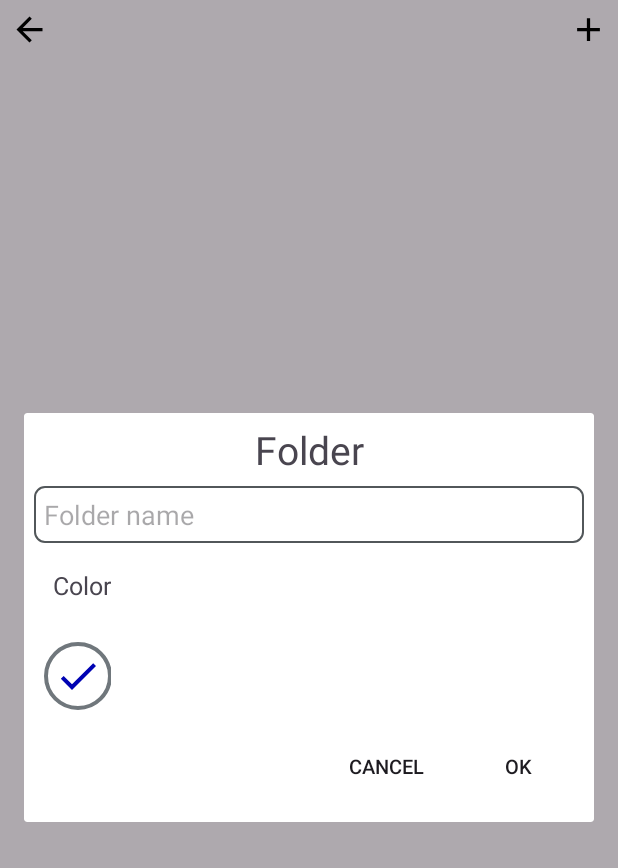
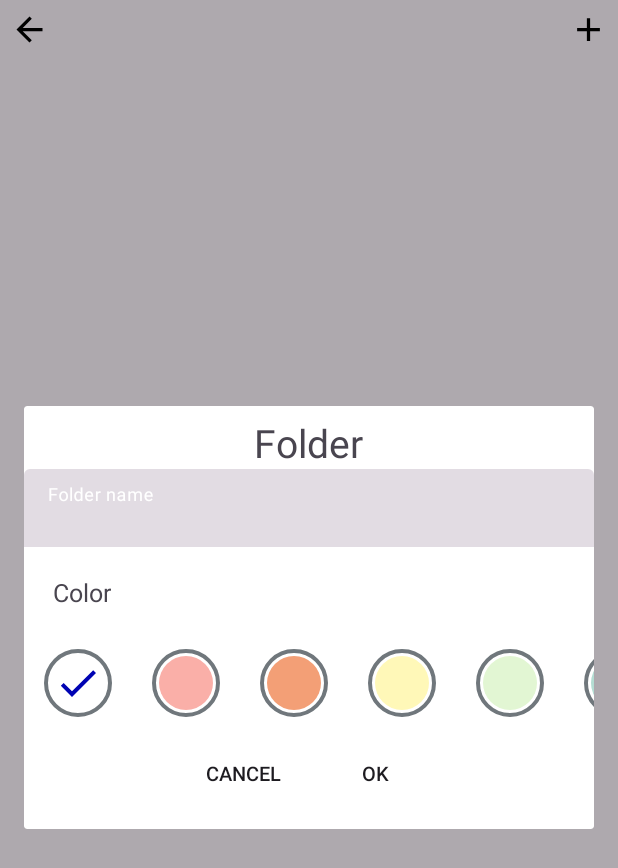
Before and after one commit to GroupXAndroid/SimpleNote, an Android app: the FolderActivity screen opened directly, with no data from a screen before it, after a tap on "SimpleNote", on a phone screen of 412 x 824 dp. Shown: the top 868 px of the screen. Run offline under Robolectric (Android 15) with nearby library versions, the phone set to English and light mode, and no system bars; our stand-ins replace Room's generated code, sdp/ssp sizes.

Commit message:
Fix material theme

```diff
--- a/app/src/main/res/layout/dialog_edit_folder.xml
+++ b/app/src/main/res/layout/dialog_edit_folder.xml
@@ -1,11 +1,18 @@
 <?xml version="1.0" encoding="utf-8"?>
-<androidx.constraintlayout.widget.ConstraintLayout xmlns:android="http://schemas.android.com/apk/res/android"
+<RelativeLayout xmlns:android="http://schemas.android.com/apk/res/android"
     xmlns:app="http://schemas.android.com/apk/res-auto"
     android:layout_width="match_parent"
     android:layout_height="match_parent"
+    android:gravity="center_horizontal"
+    android:orientation="vertical"
     android:paddingTop="@dimen/_5sdp"
-    android:paddingBottom="@dimen/_10sdp"
-    >
+    android:paddingBottom="@dimen/_10sdp">
+
+    <LinearLayout
+        android:layout_width="match_parent"
+        android:layout_height="wrap_content"
+        android:gravity="center_horizontal"
+        android:orientation="vertical">
 
         <TextView
             android:id="@+id/textViewEditFolder"
@@ -13,62 +20,64 @@
             android:layout_height="wrap_content"
             android:gravity="center"
             android:text="Folder"
+            android:textSize="@dimen/_20ssp"
             app:layout_constraintEnd_toEndOf="parent"
             app:layout_constraintStart_toStartOf="parent"
-        app:layout_constraintTop_toTopOf="parent"
-        android:textSize="@dimen/_20ssp"/>
+            app:layout_constraintTop_toTopOf="parent" />
 
-    <EditText
-        android:id="@+id/edittextEditFolder"
-        android:minWidth="@dimen/_300sdp"
+        <com.google.android.material.textfield.TextInputLayout
+            android:id="@+id/textViewEditText"
+            style="@style/Widget.MaterialComponents.TextInputLayout.FilledBox.Dense"
             android:layout_width="match_parent"
             android:layout_height="wrap_content"
-        android:layout_margin="@dimen/_5sdp"
-        android:background="@drawable/background_input"
+            app:layout_constraintEnd_toEndOf="parent"
+            app:layout_constraintStart_toStartOf="parent"
+            app:layout_constraintTop_toBottomOf="@+id/textViewEditFolder">
+
+            <com.google.android.material.textfield.TextInputEditText
+                android:id="@+id/edittextEditFolder"
+                android:layout_width="match_parent"
+                android:layout_height="wrap_content"
                 android:hint="@string/folder_name"
                 android:importantForAutofill="no"
-        android:inputType="text"
-        android:padding="@dimen/_5sdp"
-        app:layout_constraintEnd_toEndOf="parent"
-        app:layout_constraintStart_toStartOf="parent"
-        app:layout_constraintTop_toBottomOf="@+id/textViewEditFolder" />
+                android:inputType="text" />
+        </com.google.android.material.textfield.TextInputLayout>
 
         <include
             android:id="@+id/layoutFolderDialogColorChooser"
             layout="@layout/layout_color"
             android:layout_width="match_parent"
             android:layout_height="wrap_content"
-        app:layout_constraintTop_toBottomOf="@id/edittextEditFolder"
-        />
+            app:layout_constraintTop_toBottomOf="@id/edittextEditFolder" />
 
         <LinearLayout
             android:layout_width="wrap_content"
             android:layout_height="wrap_content"
 
-        app:layout_constraintEnd_toEndOf="parent"
-        app:layout_constraintTop_toBottomOf="@+id/layoutFolderDialogColorChooser"
-        android:orientation="horizontal"
-        android:gravity="end"
             android:layout_marginStart="@dimen/_5sdp"
             android:layout_marginEnd="@dimen/_5sdp"
-        >
+            android:gravity="end"
+            android:orientation="horizontal"
+            app:layout_constraintEnd_toEndOf="parent"
+            app:layout_constraintTop_toBottomOf="@+id/layoutFolderDialogColorChooser">
+
             <TextView
                 android:id="@+id/textViewFolderDialogCancel"
+                style="?android:borderlessButtonStyle"
                 android:layout_width="wrap_content"
                 android:layout_height="wrap_content"
+                android:padding="@dimen/_5sdp"
                 android:text="@string/cancel"
-            android:padding="@dimen/_5sdp"
-            android:textSize="@dimen/_10ssp"
-            style="?android:borderlessButtonStyle"
-            />
+                android:textSize="@dimen/_10ssp" />
+
             <TextView
                 android:id="@+id/textViewFolderDialogOk"
+                style="?android:borderlessButtonStyle"
                 android:layout_width="wrap_content"
                 android:layout_height="wrap_content"
+                android:padding="@dimen/_5sdp"
                 android:text="@string/ok"
-            android:padding="@dimen/_5sdp"
-            android:textSize="@dimen/_10ssp"
-            style="?android:borderlessButtonStyle"
-            />
+                android:textSize="@dimen/_10ssp" />
         </LinearLayout>
-</androidx.constraintlayout.widget.ConstraintLayout>
+    </LinearLayout>
+</RelativeLayout>
--- a/app/src/main/res/values/themes.xml
+++ b/app/src/main/res/values/themes.xml
@@ -2,7 +2,7 @@
     <!-- Base application theme. -->
     <style name="Theme.SimpleNote" parent="Theme.Material3.Light.NoActionBar">
         <!-- Primary brand color. -->
-        <item name="colorPrimary">@color/purple_500</item>
+        <item name="colorPrimary">@color/white</item>
         <item name="colorPrimaryVariant">@color/purple_700</item>
         <item name="colorOnPrimary">@color/white</item>
         <!-- Secondary brand color. -->
@@ -11,8 +11,13 @@
         <item name="colorOnSecondary">@color/black</item>
 
         <!-- StatusPermission bar color. -->
-        <item name="android:statusBarColor">@null</item>
+        <item name="android:windowLightStatusBar">true</item>
         <!-- Customize your theme here. -->
+        <item   name="materialButtonStyle">@style/Widget.App.Button</item>
+    </style>
+
+    <style name="Widget.App.Button" parent="Widget.Material3.Button">
+        <item name="backgroundTint">@color/purple_500</item>
     </style>
 
 </resources>
```
Lines whose indentation alone changed are shown as unchanged.
